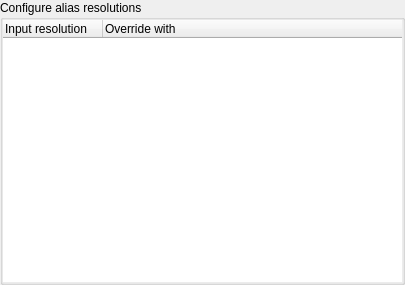
The window that src/display/qt/dialogs/ui/alias_dialog.ui (mrehkopf/vcs) describes before a commit, drawn with Qt 5.
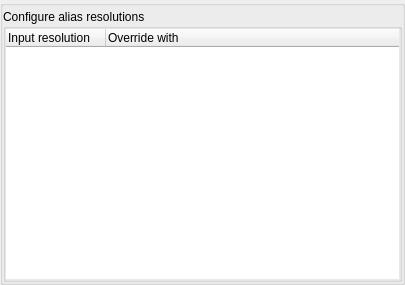
The same window after the commit.

Commit message:
gui/dialogs: Unify layout
All dialogs should have a main group box inside which the dialog's group
boxes are placed.

The edit to the form file:
```diff
--- a/src/display/qt/dialogs/ui/alias_dialog.ui
+++ b/src/display/qt/dialogs/ui/alias_dialog.ui
@@ -16,15 +16,36 @@
     <verstretch>0</verstretch>
    </sizepolicy>
   </property>
+  <layout class="QVBoxLayout" name="verticalLayout_3">
+   <property name="spacing">
+    <number>0</number>
+   </property>
+   <property name="leftMargin">
+    <number>0</number>
+   </property>
+   <property name="topMargin">
+    <number>0</number>
+   </property>
+   <property name="rightMargin">
+    <number>0</number>
+   </property>
+   <property name="bottomMargin">
+    <number>0</number>
+   </property>
+   <item>
+    <widget class="QGroupBox" name="groupBox_main">
+     <property name="title">
+      <string/>
+     </property>
   <layout class="QVBoxLayout" name="verticalLayout">
    <property name="spacing">
-    <number>0</number>
+       <number>3</number>
    </property>
    <property name="leftMargin">
     <number>0</number>
    </property>
    <property name="topMargin">
-    <number>0</number>
+       <number>3</number>
    </property>
    <property name="rightMargin">
     <number>0</number>
@@ -92,6 +113,9 @@
           <string>Override with</string>
          </property>
         </column>
+          </widget>
+         </item>
+        </layout>
        </widget>
       </item>
      </layout>
```
Lines whose indentation alone changed are shown as unchanged. The commit also changes 13 other files.
